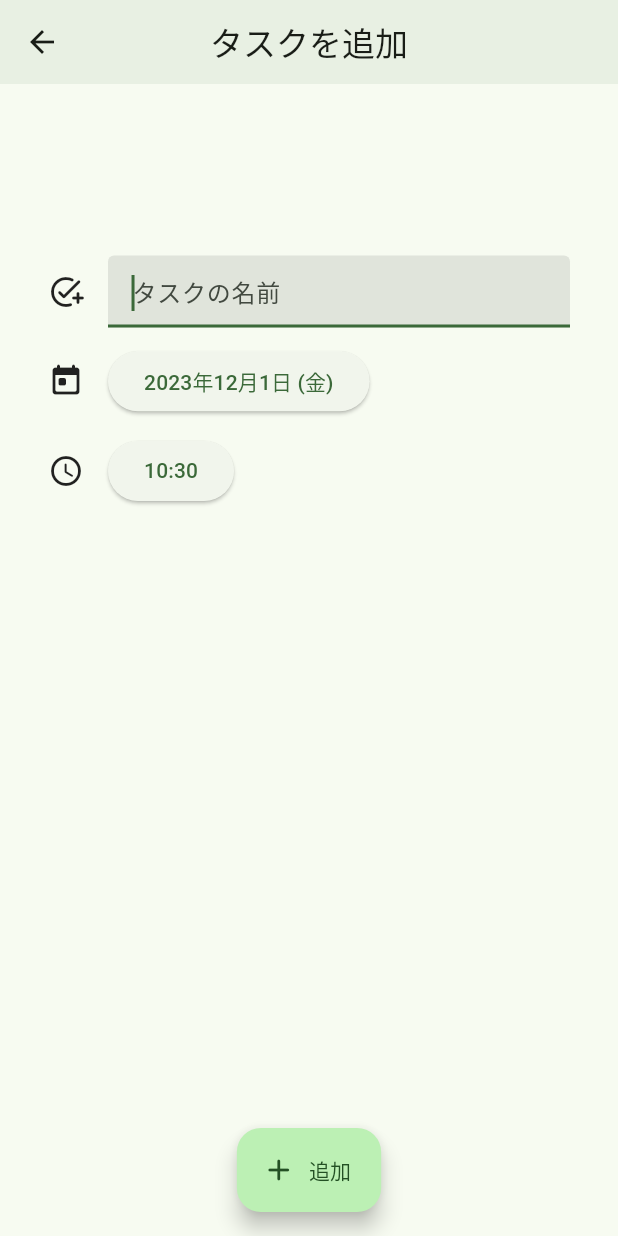
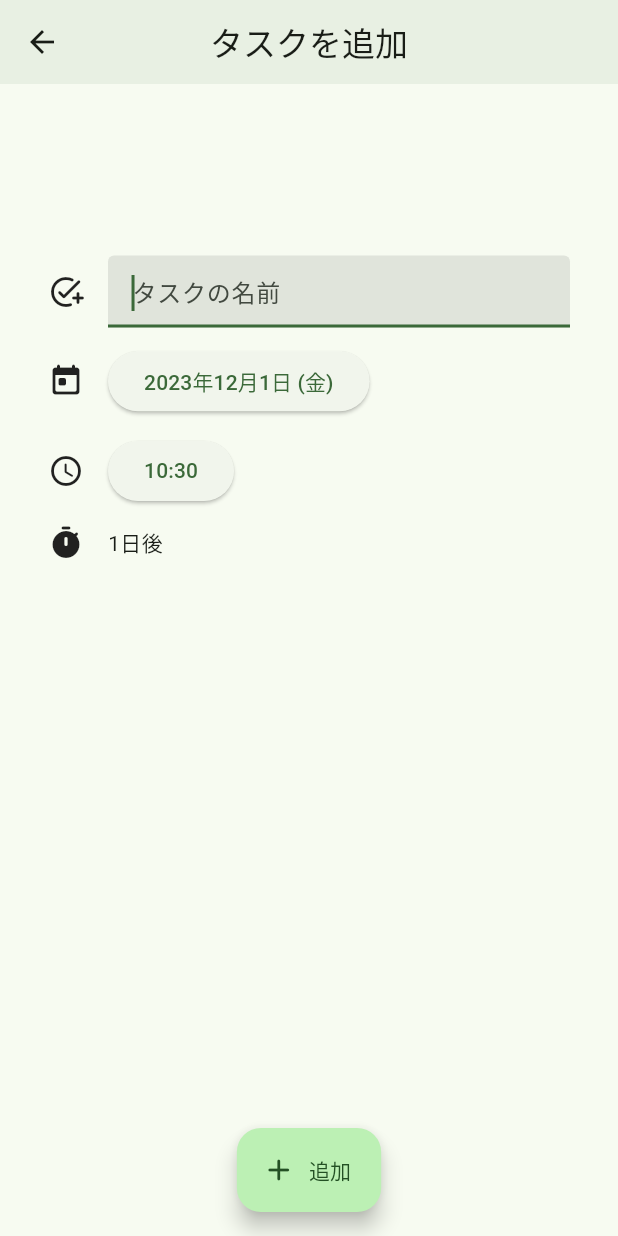
Before and after one commit to yuru-fuwa/maiporarisu, a Flutter app: the AddTaskScreen screen opened directly, on a phone screen of 412 x 824 dp. Run offline on Flutter 3.47's test engine with Material 2 defaults, Android fonts, the light colour scheme and no system bars; our stand-ins replace flutter_dotenv, flutter_hooks, freezed_annotation, geolocator, google_maps_flutter, google_places_flutter and 2 more; missing offline and left inert: flutter_polyline_points, google_maps_directions; network calls fail.

Commit message:
タスク追加画面に時刻差の表示を追加

```diff
--- a/lib/ui/screens/add_task_screen/add_task_screen.dart
+++ b/lib/ui/screens/add_task_screen/add_task_screen.dart
@@ -112,6 +112,16 @@ class AddTaskScreen extends HookWidget {
                   ),
                 ],
               ),
+              SizedBox(
+                height: MediaQuery.of(context).size.height / 70,
+              ),
+              Row(
+                children: [
+                  const Icon(Icons.timer_rounded),
+                  const SizedBox(width: 16),
+                  Text(state.displayTimeDifference),
+                ],
+              ),
             ],
           ),
         ),
```
